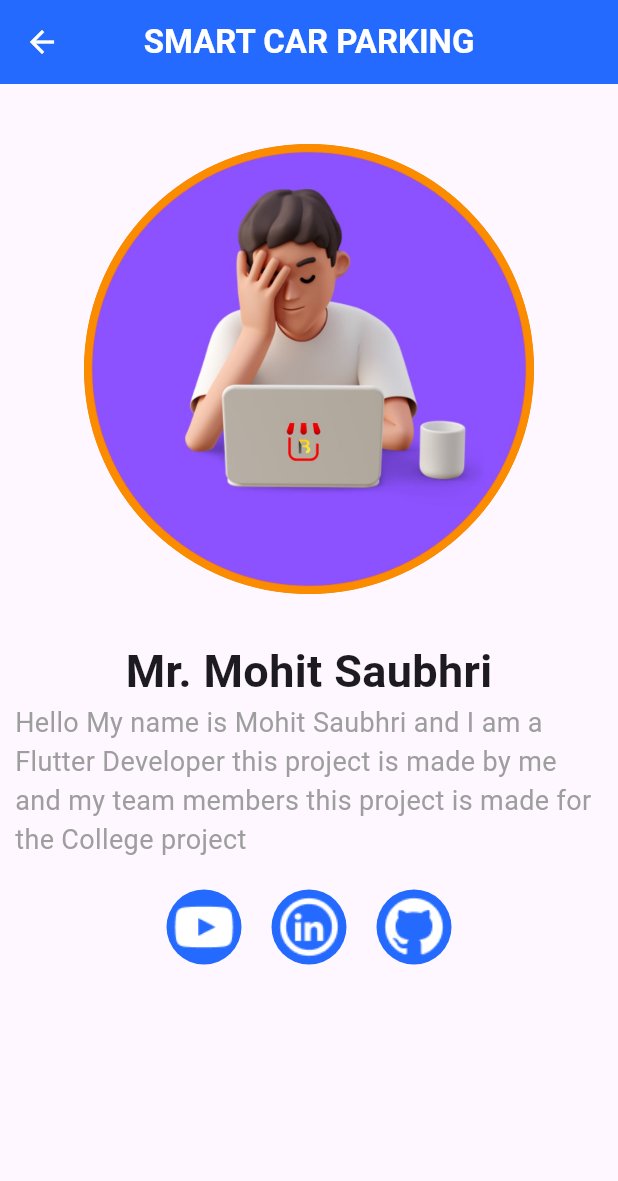
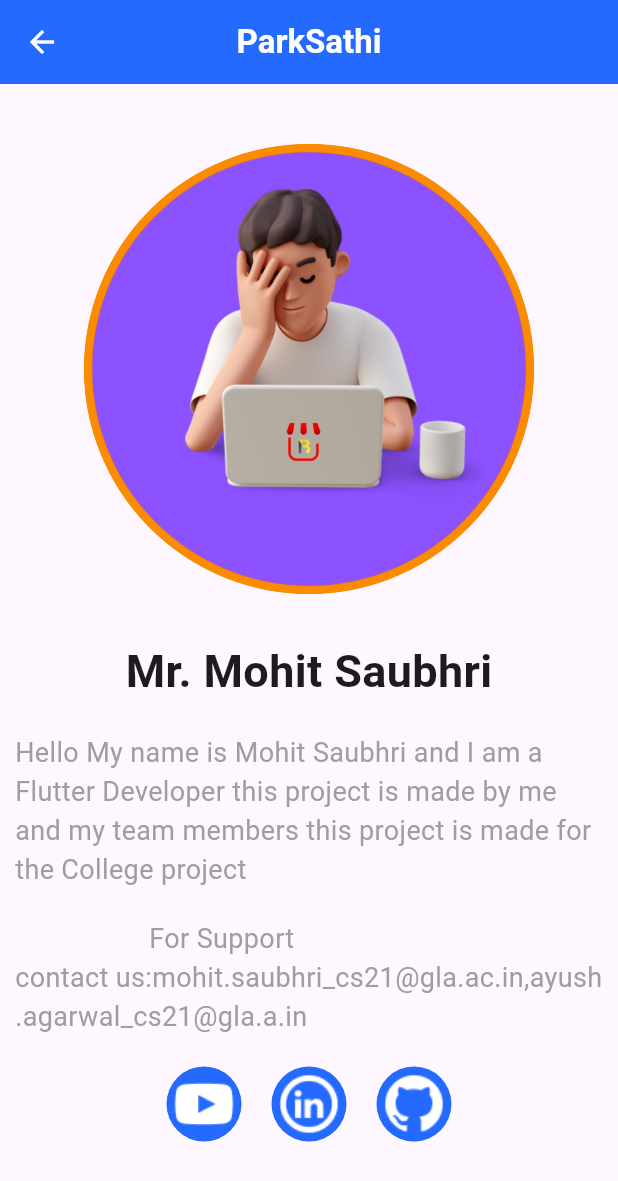
Before and after one commit to ayush-git890/ParkSarthi, a Flutter app: the AboutUs screen opened by its route, on a phone screen of 412 x 824 dp. Shown: the top 1181 px of the screen. Run offline on Flutter 3.47's test engine with Material 2 defaults, Android fonts, the phone set to English and light mode, and no system bars; our stand-ins replace get, google_fonts, google_maps_flutter, lottie, pin_code_fields, quickalert; missing offline and left inert: another_dashed_container, mailer.

Commit message:
add Contact Support

```diff
--- a/lib/pages/LoginPage.dart
+++ b/lib/pages/LoginPage.dart
@@ -189,7 +189,7 @@ class _EmailVerificationState extends State<EmailVerification> {
                                   String pass = "zglp vhcm oetx ikhe";
                                   final smtpServer = gmail(email, pass);
                                   final message = Message()
-                                    ..from = Address(email, "Stroke Connect")
+                                    ..from = Address(email, "ParkSarthi")
                                     ..recipients.add(LoginSignupEmail.email
                                         .trim()
                                         .toString())
--- a/lib/pages/about_us/about_us.dart
+++ b/lib/pages/about_us/about_us.dart
@@ -17,7 +17,7 @@ class AboutUs extends StatelessWidget {
         centerTitle: true,
         backgroundColor: blueColor,
         title: const Text(
-          "SMART CAR PARKING",
+          "ParkSathi",
           style: TextStyle(
             color: Colors.white,
             fontWeight: FontWeight.w600,
@@ -60,6 +60,7 @@ class AboutUs extends StatelessWidget {
               ),
             ],
           ),
+          const SizedBox(height: 20),
           const Row(
             mainAxisAlignment: MainAxisAlignment.center,
             children: [
@@ -76,19 +77,27 @@ class AboutUs extends StatelessWidget {
             ],
           ),
           const SizedBox(height: 20),
+          const Row(
+            mainAxisAlignment: MainAxisAlignment.center,
+            children: [
+              Flexible(
+                child: Text(
+                  "                   For Support \ncontact us:mohit.saubhri_cs21@gla.ac.in,ayush.agarwal_cs21@gla.a.in",
+                  style: TextStyle(
+                    fontSize: 18,
+                    color: Colors.grey,
+                    fontWeight: FontWeight.w400,
+                  ),
+                ),
+              ),
+            ],
+          ),
+          const SizedBox(height: 20),
           Row(
             mainAxisAlignment: MainAxisAlignment.center,
             children: [
               InkWell(
-                onTap: () async {
-                  var url = Uri.parse(
-                      "https://github.com/MrNitishroy/Smart_car_parking_IOT");
-                  if (await canLaunchUrl(url)) {
-                    await launchUrl(url);
-                  } else {
-                    print("Could not launch $url");
-                  }
-                },
+                onTap: () async {},
                 child: Container(
                   padding: const EdgeInsets.all(2),
                   width: 50,
@@ -124,7 +133,15 @@ class AboutUs extends StatelessWidget {
               ),
               const SizedBox(width: 20),
               InkWell(
-                onTap: () async {},
+                onTap: () async {
+                  var url =
+                      Uri.parse("https://github.com/ayush-git890/ParkSarthi");
+                  if (await canLaunchUrl(url)) {
+                    await launchUrl(url);
+                  } else {
+                    print("Could not launch $url");
+                  }
+                },
                 child: Container(
                   padding: const EdgeInsets.all(2),
                   width: 50,
```
